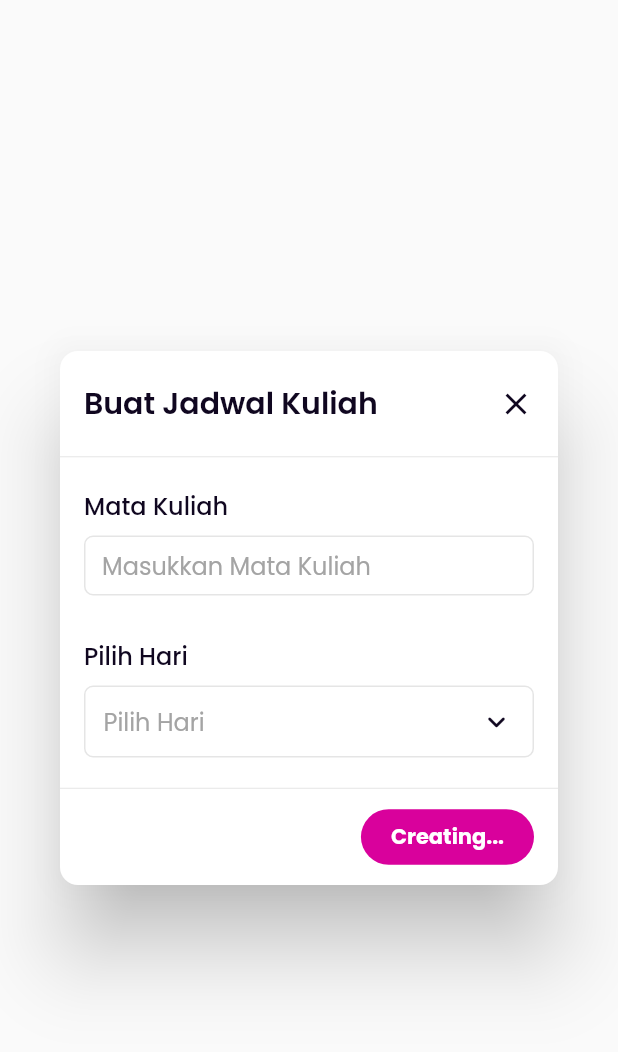
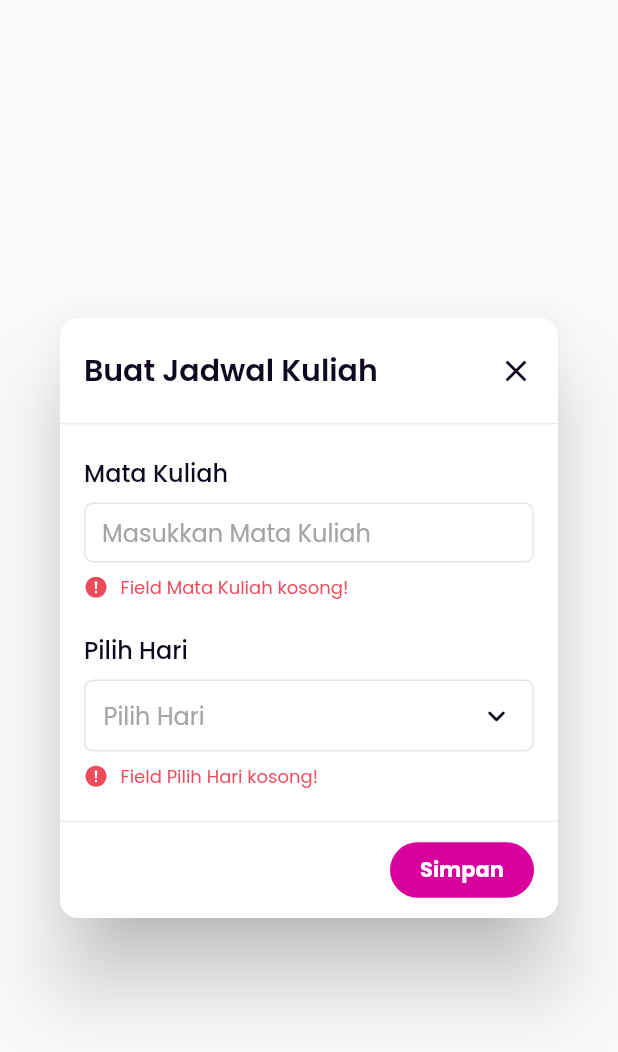
Before and after one commit to babymagnum/get_jadwal, a Flutter app: the CreateEditScheduleDialog widget shown alone on an empty page, opened directly with empty values, after a tap on "Simpan", on a phone screen of 412 x 824 dp. Shown: the top 1052 px of the screen. Run offline on Flutter 3.47's test engine with Material 2 defaults, Android fonts, the phone set to English and light mode, and no system bars; our stand-ins replace dartz, flutter_svg, get, get_storage, google_fonts; missing offline and left inert: flutter_driver, test; accounts and stored records are empty; network calls fail.

Commit message:
update: 1. create delete schedule dialog 2. implement delete schedule api 3. add documentation in code [WIP]

```diff
--- a/lib/data/networking/base_service.dart
+++ b/lib/data/networking/base_service.dart
@@ -20,6 +20,12 @@ class BaseService extends GetConnect {
     return data;
   }
 
+  Future<Response<dynamic>> deleteRequest({required String url}) async {
+    final data = await delete(url);
+
+    return data;
+  }
+
   @override
   void onInit() {
     httpClient.baseUrl = Strings.baseUrl;
--- a/lib/modules/dashboard/controllers/create_schedule_controller.dart
+++ b/lib/modules/dashboard/controllers/create_schedule_controller.dart
@@ -1,11 +1,10 @@
-import 'package:flutter/material.dart';
 import 'package:get/get.dart';
 import 'package:get_jadwal/data/model/day.dart';
 import 'package:get_jadwal/data/model/detail_schedule.dart';
 import 'package:get_jadwal/data/repository/schedule_repository.dart';
 import 'package:get_jadwal/data/values/enums.dart';
 import 'package:get_jadwal/modules/dashboard/controllers/dashboard_controller.dart';
-import 'package:get_jadwal/modules/detail_day/detail_day_controller.dart';
+import 'package:get_jadwal/modules/detail_day/controllers/detail_day_controller.dart';
 
 class CreateScheduleController extends GetxController {
   final bool hideSelectDay;
@@ -18,8 +17,6 @@ class CreateScheduleController extends GetxController {
   final _scheduleRepository = ScheduleRepositoryImpl();
   final _dashboardController = Get.find<DashboardController>();
 
-  static CreateScheduleController get to => Get.find();
-
   final day = [
     Day('Senin', 'monday'),
     Day('Selasa', 'tuesday'),
@@ -30,6 +27,7 @@ class CreateScheduleController extends GetxController {
 
   var inputSchedule = ''.obs;
   var selectedDay = Day.empty().obs;
+  var btnSimpanClicked = false.obs;
   var createScheduleStatus = RequestStatus.idle.obs;
 
   bool get enableBtnSimpan {
@@ -39,14 +37,18 @@ class CreateScheduleController extends GetxController {
   }
 
   bool get showInputScheduleError {
-    return inputSchedule.value.isEmpty && createScheduleStatus.value == RequestStatus.error;
+    return inputSchedule.value.isEmpty && btnSimpanClicked.value;
   }
 
   bool get showSelectDayError {
-    return selectedDay.value.isEmpty && createScheduleStatus.value == RequestStatus.error;
+    if (hideSelectDay) return false;
+
+    return selectedDay.value.isEmpty && btnSimpanClicked.value;
   }
 
   void patchSchedule() async {
+    if (showInputScheduleError) return;
+
     createScheduleStatus(RequestStatus.loading);
     final response = await _scheduleRepository.patchSchedule(scheduleItem?.id ?? 0, {
       "title": inputSchedule.value,
@@ -54,11 +56,8 @@ class CreateScheduleController extends GetxController {
     });
     createScheduleStatus(response.isLeft() ? RequestStatus.error : RequestStatus.success);
 
-    response.fold((l) {
-      Get.snackbar('Error!', 'Error: $l', backgroundColor: Colors.white);
-    }, (r) {
+    response.fold((l) {}, (r) {
       Get.back();
-      Get.snackbar('Success!', 'Mata Kuliah berhasil diperbarui!', backgroundColor: Colors.white);
 
       // check if this method called in detail day or no
       if (!Get.isRegistered<DetailDayController>()) return;
@@ -73,6 +72,8 @@ class CreateScheduleController extends GetxController {
   //
   // if [currentDetailDay] != null -> dialog opened from detail day screen.
   void postSchedule({String? currentDetailDay}) async {
+    if (showInputScheduleError || showSelectDayError) return;
+
     createScheduleStatus(RequestStatus.loading);
     final response = await _scheduleRepository.postSchedule({
       "title": inputSchedule.value,
@@ -80,11 +81,8 @@ class CreateScheduleController extends GetxController {
     });
     createScheduleStatus(response.isLeft() ? RequestStatus.error : RequestStatus.success);
 
-    response.fold((l) {
-      Get.snackbar('Error!', 'Error: $l', backgroundColor: Colors.white);
-    }, (r) {
+    response.fold((l) {}, (r) {
       Get.back();
-      Get.snackbar('Success!', 'Mata Kuliah berhasil dibuat', backgroundColor: Colors.white);
 
       _dashboardController.getAllSchedule();
 
--- a/lib/modules/dashboard/widgets/create_schedule_dialog.dart
+++ b/lib/modules/dashboard/widgets/create_schedule_dialog.dart
@@ -1,4 +1,5 @@
 import 'package:flutter/material.dart';
+import 'package:flutter_svg/flutter_svg.dart';
 import 'package:get/get.dart';
 import 'package:get_jadwal/core/theme/colors_theme.dart';
 import 'package:get_jadwal/core/theme/text_theme.dart';
@@ -17,6 +18,7 @@ class CreateEditScheduleDialog extends StatelessWidget {
   CreateEditScheduleDialog({Key? key, required this.dialogType, this.scheduleItem, this.currentDetailDay}) : super(key: key);
 
   final _dropdownSelectDayKey = GlobalKey();
+  late CreateScheduleController _controller;
 
   bool get _hideSelectDay => currentDetailDay != null || scheduleItem != null;
 
@@ -24,7 +26,7 @@ class CreateEditScheduleDialog extends StatelessWidget {
     return Offstage(
       child: Obx(() => DropdownButton<Day>(
           key: _dropdownSelectDayKey,
-          value: CreateScheduleController.to.selectedDay.value.isEmpty ? CreateScheduleController.to.day.first : CreateScheduleController.to.selectedDay.value,
+          value: _controller.selectedDay.value.isEmpty ? _controller.day.first : _controller.selectedDay.value,
           elevation: 16,
           style: const TextStyle(color: Colors.deepPurple),
           underline: Container(
@@ -32,9 +34,9 @@ class CreateEditScheduleDialog extends StatelessWidget {
             color: Colors.deepPurpleAccent,
           ),
           onChanged: (Day? value) {
-            CreateScheduleController.to.selectedDay(value);
+            _controller.selectedDay(value);
           },
-          items: CreateScheduleController.to.day.map<DropdownMenuItem<Day>>((Day value) {
+          items: _controller.day.map<DropdownMenuItem<Day>>((Day value) {
             return DropdownMenuItem<Day>(
               key: Key('btn-dropdown-${value.day}'),
               value: value,
@@ -44,7 +46,7 @@ class CreateEditScheduleDialog extends StatelessWidget {
                     width: 100,
                     child: Text(value.day ?? '', style: ThemeText.poppinsRegular.copyWith(fontSize: 16),),
                   ),
-                  value == CreateScheduleController.to.selectedDay.value ?
+                  value == _controller.selectedDay.value ?
                   Icon(Icons.check_rounded, color: ThemeColor.pink, size: 20,).marginOnly(left: 24) :
                   Container()
                 ],
@@ -83,6 +85,8 @@ class CreateEditScheduleDialog extends StatelessWidget {
     return GetBuilder<CreateScheduleController>(
       init: CreateScheduleController(_hideSelectDay, scheduleItem),
       builder: (controller) {
+        _controller = controller;
+
         return Dialog(
           shape: RoundedRectangleBorder(
             borderRadius: BorderRadius.circular(12),
@@ -128,10 +132,15 @@ class CreateEditScheduleDialog extends StatelessWidget {
                           ).marginSymmetric(horizontal: 16),
                         ),
                         if (controller.showInputScheduleError) ...[
-                          Text('*Field Mata Kuliah kosong!', key: const Key('field-error-matkul'), style: ThemeText.poppinsRegular.copyWith(
-                            fontSize: 12,
-                            color: ThemeColor.error,
-                          ),).marginSymmetric(horizontal: 16)
+                          RichText(key: const Key('field-error-matkul'), text: TextSpan(
+                              children: [
+                                WidgetSpan(child: SvgPicture.asset('assets/svg/ep_warning-filled.svg', width: 16, height: 16,).marginOnly(right: 8.4)),
+                                TextSpan(
+                                    text: 'Field Mata Kuliah kosong!',
+                                    style: ThemeText.poppinsRegular.copyWith(fontSize: 12, color: ThemeColor.error)
+                                )
+                              ]
+                          )).marginSymmetric(horizontal: 16)
                         ],
                         if (!_hideSelectDay) ...[
                           Column(
@@ -140,7 +149,7 @@ class CreateEditScheduleDialog extends StatelessWidget {
                               const SizedBox(height: 20,),
                               Text('Pilih Hari', style: ThemeText.poppinsMedium.copyWith(fontSize: 16),).marginSymmetric(horizontal: 16),
                               const SizedBox(height: 8,),
-                              GestureDetector(
+                              InkWell(
                                 onTap: () => _openDropdownSelectDay(),
                                 child: Container(
                                   alignment: Alignment.center,
@@ -165,10 +174,15 @@ class CreateEditScheduleDialog extends StatelessWidget {
                               _dropdownSelectDay,
                               if (controller.showSelectDayError) ...[
                                 const SizedBox(height: 8,),
-                                Text('*Field Pilih Hari kosong!', key: const Key('field-error-pilih-hari'), style: ThemeText.poppinsRegular.copyWith(
-                                  fontSize: 12,
-                                  color: ThemeColor.error,
-                                ),).marginSymmetric(horizontal: 16)
+                                RichText(key: const Key('field-error-pilih-hari'), text: TextSpan(
+                                    children: [
+                                      WidgetSpan(child: SvgPicture.asset('assets/svg/ep_warning-filled.svg', width: 16, height: 16,).marginOnly(right: 8.4)),
+                                      TextSpan(
+                                          text: 'Field Pilih Hari kosong!',
+                                          style: ThemeText.poppinsRegular.copyWith(fontSize: 12, color: ThemeColor.error)
+                                      )
+                                    ]
+                                )).marginSymmetric(horizontal: 16)
                               ],
                             ],
                           ),
@@ -183,6 +197,8 @@ class CreateEditScheduleDialog extends StatelessWidget {
                               return CustomTextButton(
                                 key: const Key('btn-submit'),
                                 onPressed: () {
+                                  controller.btnSimpanClicked(true);
+
                                   if (scheduleItem != null) {
                                     controller.patchSchedule();
                                   } else {
--- a/lib/modules/detail_day/detail_day_binding.dart
+++ b/lib/modules/detail_day/detail_day_binding.dart
@@ -1,5 +1,5 @@
 import 'package:get/get.dart';
-import 'package:get_jadwal/modules/detail_day/detail_day_controller.dart';
+import 'package:get_jadwal/modules/detail_day/controllers/detail_day_controller.dart';
 
 class DetailDayBinding extends Bindings {
   @override
--- a/lib/modules/detail_day/widgets/list_schedule_item.dart
+++ b/lib/modules/detail_day/widgets/list_schedule_item.dart
@@ -12,7 +12,6 @@ class ListScheduleItem extends StatelessWidget {
   @override
   Widget build(BuildContext context) {
     return Container(
-      key: const Key('card-item-title'),
       padding: const EdgeInsets.symmetric(horizontal: 16, vertical: 16),
       decoration: BoxDecoration(
         color: Colors.white,
@@ -24,7 +23,7 @@ class ListScheduleItem extends StatelessWidget {
       child: Row(
         children: [
           Expanded(
-            child: Text(data.title ?? '', style: ThemeText.poppinsRegular.copyWith(fontSize: 16),),
+            child: Text(data.title ?? '', key: const Key('card-item-title'), style: ThemeText.poppinsRegular.copyWith(fontSize: 16),),
           ),
           const SizedBox(width: 10,),
           GestureDetector(
```
Also changed, not shown: lib/data/repository/schedule_repository.dart (+12 -0 lines), lib/main.dart (+5 -7 lines), lib/modules/dashboard/controllers/dashboard_controller.dart (+1 -9 lines), lib/modules/dashboard/dashboard_view.dart (+4 -21 lines), lib/modules/detail_day/controllers/delete_schedule_controller.dart (added, +28 -0 lines), lib/modules/detail_day/detail_day_view.dart (+12 -2 lines), lib/modules/detail_day/widgets/delete_schedule_dialog.dart (added, +85 -0 lines), lib/widgets/checkout_button.dart (added, +32 -0 lines), assets/svg/todo-item-delete-button.svg (added), lib/modules/detail_day/controllers/detail_day_controller.dart (renamed from lib/modules/detail_day/detail_day_controller.dart).
